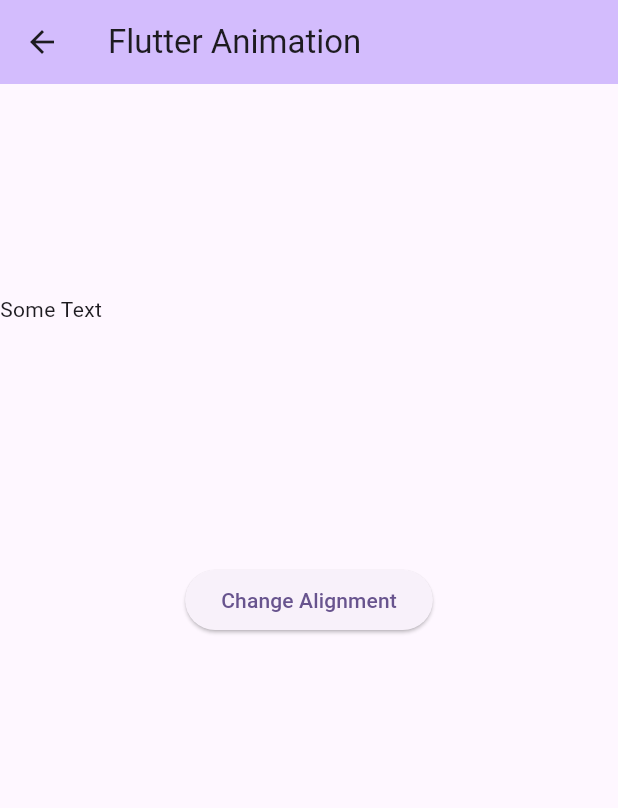
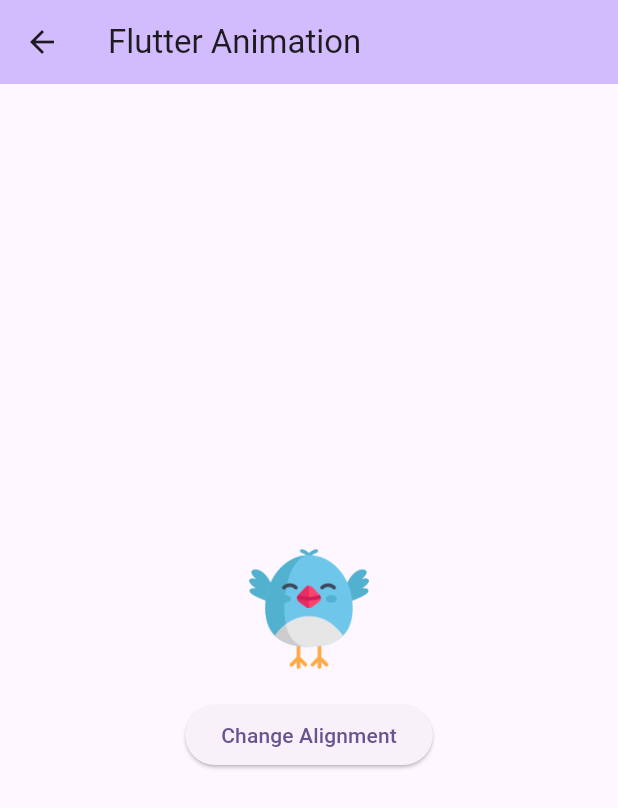
Before and after one commit to kamran8545/flutter_animations, a Flutter app: the screen it shows after launch, after a tap on "Animated Align", on a phone screen of 412 x 824 dp. Shown: the top 808 px of the screen. Run offline on Flutter 3.47's test engine with Material 3 defaults, Android fonts, the phone set to English and light mode, and no system bars.

Commit message:
completed animated align widget

```diff
--- a/lib/widgets/animated_align_widget.dart
+++ b/lib/widgets/animated_align_widget.dart
@@ -10,7 +10,8 @@ class AnimatedAlignWidget extends StatefulWidget {
 }
 
 class _AnimatedAlignWidgetState extends State<AnimatedAlignWidget> {
-  Alignment textAlignment = Alignment.centerLeft;
+
+  Alignment imageAlignment = Alignment.center;
 
   @override
   Widget build(BuildContext context) {
@@ -20,33 +21,32 @@ class _AnimatedAlignWidgetState extends State<AnimatedAlignWidget> {
         title: Text(widget.title),
       ),
       body: Column(
+        mainAxisAlignment: MainAxisAlignment.center,
         children: [
-          Container(
-            width: double.infinity,
-            height: 300,
-            child: AnimatedAlign(
-              duration: const Duration(milliseconds: 300),
-              alignment: textAlignment,
-              curve: Curves.easeInQuint,
-              child: const Text(
-                'Some Text',
-              ),
+          AnimatedAlign(
+            alignment: imageAlignment,
+            duration: const Duration(milliseconds: 300),
+            child: Image.asset(
+              "assets/icons/bird.png",
+              height: 80,
+              width: 80,
             ),
           ),
           const SizedBox(
+            width: double.infinity,
             height: 20,
           ),
           ElevatedButton(
             onPressed: () {
               setState(() {
-                if(textAlignment == Alignment.center){
-                  textAlignment = Alignment.bottomLeft;
+                if(imageAlignment == Alignment.bottomLeft){
+                  imageAlignment = Alignment.bottomRight;
                 }else{
-                  textAlignment = Alignment.center;
+                  imageAlignment = Alignment.bottomLeft;
                 }
               });
             },
-            child: const Text('Change Alignment'),
+            child: const Text("Change Alignment"),
           ),
         ],
       ),
--- a/pubspec.yaml
+++ b/pubspec.yaml
@@ -58,10 +58,8 @@ flutter:
   # the material Icons class.
   uses-material-design: true
 
-  # To add assets to your application, add an assets section, like this:
-  # assets:
-  #   - images/a_dot_burr.jpeg
-  #   - images/a_dot_ham.jpeg
+  assets:
+    - assets/icons/
 
   # An image asset can refer to one or more resolution-specific "variants", see
   # https://flutter.dev/assets-and-images/#resolution-aware
```
Also changed, not shown: assets/icons/bird.png (added).
